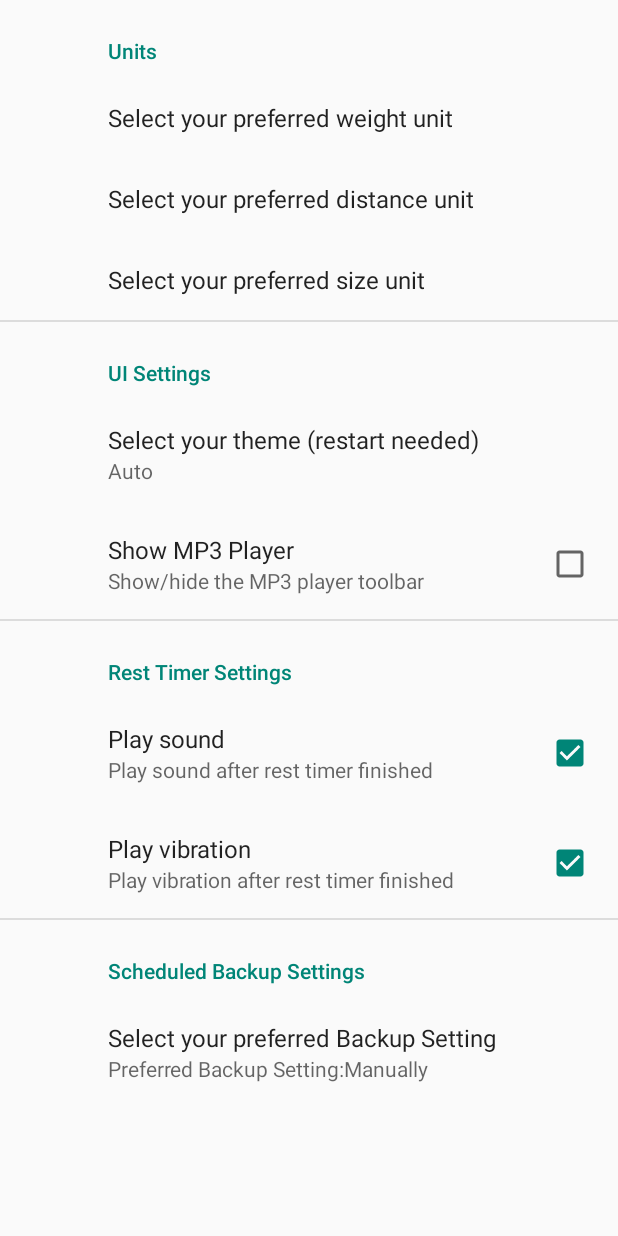
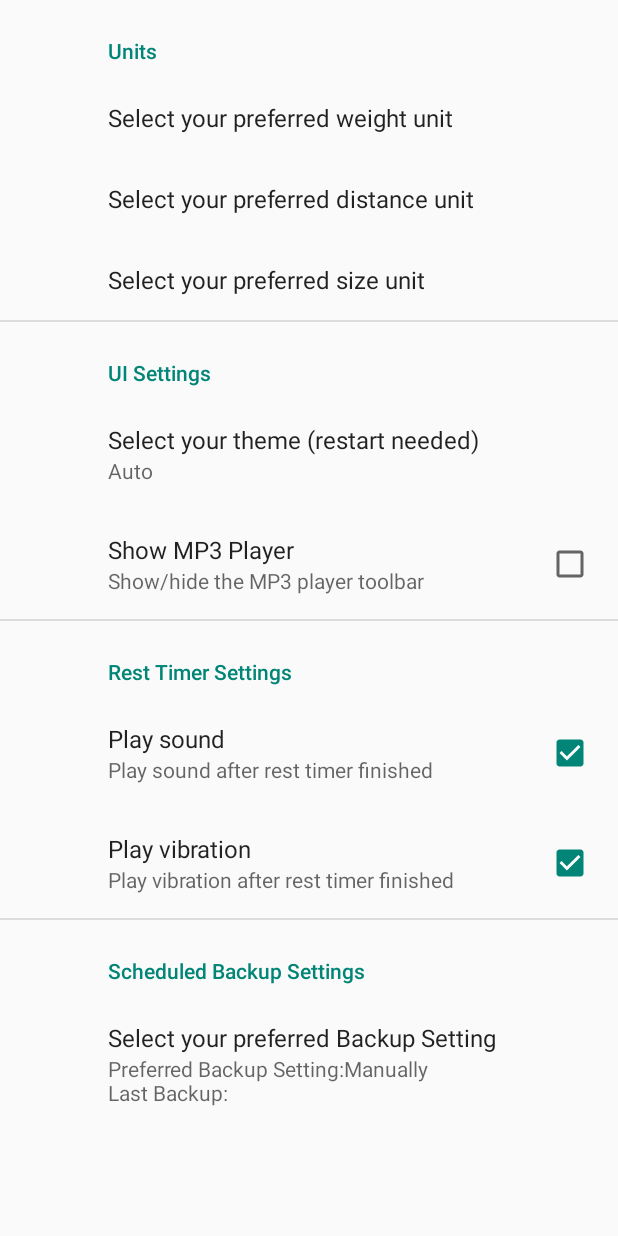
Before and after one commit to brodeurlv/fastnfitness, an Android app: the fragment SettingsFragment shown on its own in the app's theme, on a phone screen of 412 x 824 dp. Run offline under Robolectric (Android 15) with nearby library versions, the phone set to English and light mode, and no system bars; our stand-ins replace androidx.preference; 1 statement that could not run was skipped.

Commit message:
Extended summary of backup setting to display text
date value still missing

```diff
--- a/app/src/main/java/com/easyfitness/SettingsFragment.java
+++ b/app/src/main/java/com/easyfitness/SettingsFragment.java
@@ -124,6 +124,7 @@ public class SettingsFragment extends PreferenceFragmentCompat {
             if (newValue instanceof String) {
                 //find the index of changed value in settings.
                 updateSummary(listPreference, (String) newValue, getString(R.string.pref_preferredBackupSettingSummary));
+                myPref5.setSummary(myPref5.getSummary() + "\n" + getString(R.string.pref_lastBackupSettingSummary));
             }
 
             return true;
@@ -162,6 +163,7 @@ public class SettingsFragment extends PreferenceFragmentCompat {
         ListPreference myPref5 = (ListPreference) findPreference(SettingsFragment.FREQUENCY_BACKUP_PARAM);
         String boolVal5 = sharedPreferences.getString(SettingsFragment.FREQUENCY_BACKUP_PARAM, "0");
         updateSummary(myPref5, boolVal5, getString(R.string.pref_preferredBackupSettingSummary));
+        myPref5.setSummary(myPref5.getSummary() + "\n" + getString(R.string.pref_lastBackupSettingSummary));
 
         ListPreference dayNightModePref = (ListPreference) findPreference("dayNightAuto");
         String dayNightValue = sharedPreferences.getString("dayNightAuto", "2");
--- a/app/src/main/res/values/strings.xml
+++ b/app/src/main/res/values/strings.xml
@@ -111,6 +111,7 @@
     </string-array>
 
     <string name="pref_preferredBackupSettingSummary">Preferred Backup Setting:</string>
+    <string name="pref_lastBackupSettingSummary">Last Backup:</string>
     <string name="pref_preferredBackupSettingTitle">Select your preferred Backup Setting</string>
     <string name="backup_warning_day">One Day passed after your last Backup</string>
     <string name="backup_warning_week">One Week passed after your last Backup</string>
```
Also changed, not shown: 1 other file.
